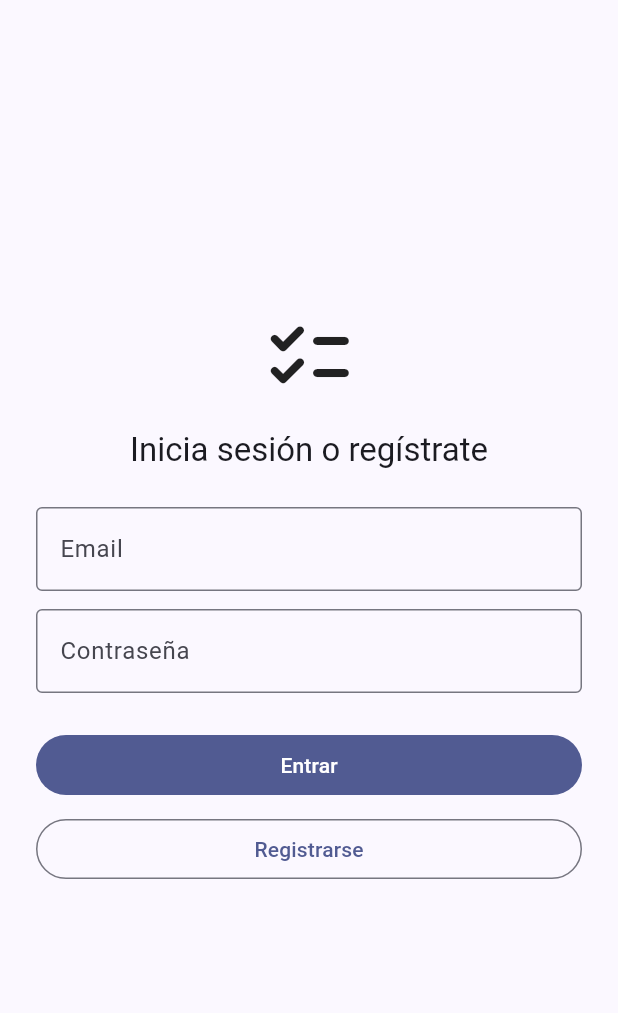
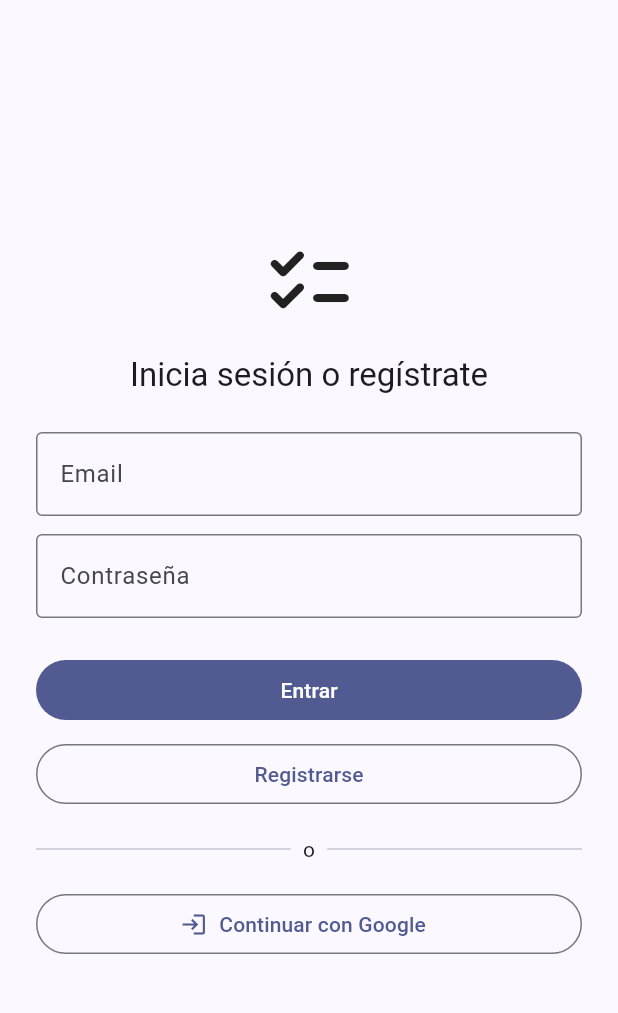
Before and after one commit to UNAIMORAN/pruebaapps-, a Flutter app: the screen it shows after launch, on a phone screen of 412 x 824 dp, the part 63-1076 px from its top. Run offline on Flutter 3.47's test engine with Material 3 defaults, Android fonts, the phone set to English and light mode, and no system bars; our stand-ins replace supabase_flutter; accounts and stored records are empty.

Commit message:
Anadir login con Google (OAuth) y config Android/iOS
Co-Authored-By: Claude Opus 4.8 <noreply@anthropic.com>

```diff
--- a/lib/pages/login_page.dart
+++ b/lib/pages/login_page.dart
@@ -1,7 +1,13 @@
+import 'package:flutter/foundation.dart' show kIsWeb;
 import 'package:flutter/material.dart';
 import 'package:supabase_flutter/supabase_flutter.dart';
 
 import '../main.dart';
+
+// Esquema de URL al que vuelve el navegador tras el login con Google en
+// móvil y escritorio. Debe coincidir con lo configurado en Android/iOS y
+// en la lista de "Redirect URLs" de Supabase.
+const String _oauthRedirect = 'com.example.pruebaapps://login-callback/';
 
 /// Pantalla de inicio de sesión y registro con email + contraseña.
 class LoginPage extends StatefulWidget {
@@ -62,6 +68,26 @@ class _LoginPageState extends State<LoginPage> {
       _showMessage('Ocurrió un error inesperado.');
     } finally {
       if (mounted) setState(() => _loading = false);
+    }
+  }
+
+  /// Inicia sesión con Google (OAuth).
+  ///
+  /// Abre el navegador para que el usuario elija su cuenta. Al terminar, vuelve
+  /// a la app y la sesión llega por `onAuthStateChange` (el AuthGate cambia solo
+  /// de pantalla), igual que con el login de email.
+  Future<void> _signInWithGoogle() async {
+    try {
+      await supabase.auth.signInWithOAuth(
+        OAuthProvider.google,
+        // En web no hace falta esquema: vuelve a la URL actual de la web.
+        // En móvil/escritorio usamos el esquema propio de la app.
+        redirectTo: kIsWeb ? null : _oauthRedirect,
+      );
+    } on AuthException catch (error) {
+      _showMessage(error.message);
+    } catch (error) {
+      _showMessage('No se pudo iniciar sesión con Google.');
     }
   }
 
@@ -127,6 +153,23 @@ class _LoginPageState extends State<LoginPage> {
                   onPressed: _loading ? null : _signUp,
                   child: const Text('Registrarse'),
                 ),
+                const SizedBox(height: 16),
+                const Row(
+                  children: [
+                    Expanded(child: Divider()),
+                    Padding(
+                      padding: EdgeInsets.symmetric(horizontal: 8),
+                      child: Text('o'),
+                    ),
+                    Expanded(child: Divider()),
+                  ],
+                ),
+                const SizedBox(height: 16),
+                OutlinedButton.icon(
+                  onPressed: _loading ? null : _signInWithGoogle,
+                  icon: const Icon(Icons.login),
+                  label: const Text('Continuar con Google'),
+                ),
               ],
             ),
           ),
```
Also changed, not shown: 2 other files.
